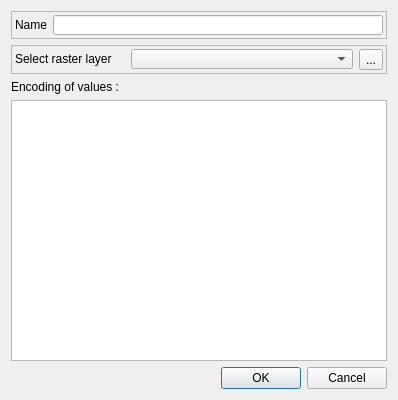
Qt form ui/raster_data_dialog.ui (MathieuChailloux/MitiConnect) before a commit.
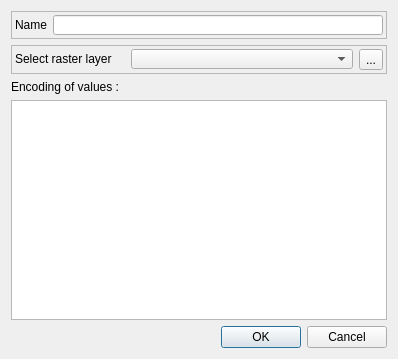
The same form after that commit. Custom widgets are drawn as their Qt base class.

Commit message: Updates on data dialogs. TODO : update connectors

```diff
--- a/ui/raster_data_dialog.ui
+++ b/ui/raster_data_dialog.ui
@@ -7,7 +7,7 @@
     <x>0</x>
     <y>0</y>
     <width>398</width>
-    <height>400</height>
+    <height>359</height>
    </rect>
   </property>
   <property name="windowTitle">
```
The commit also changes 5 other files.
